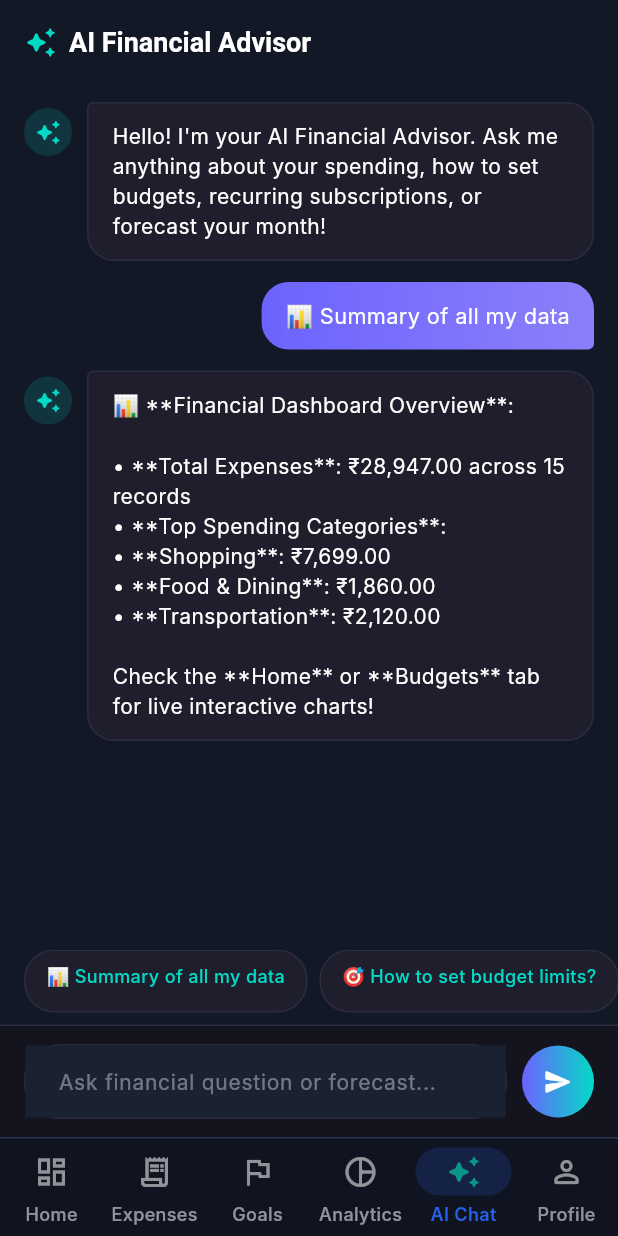
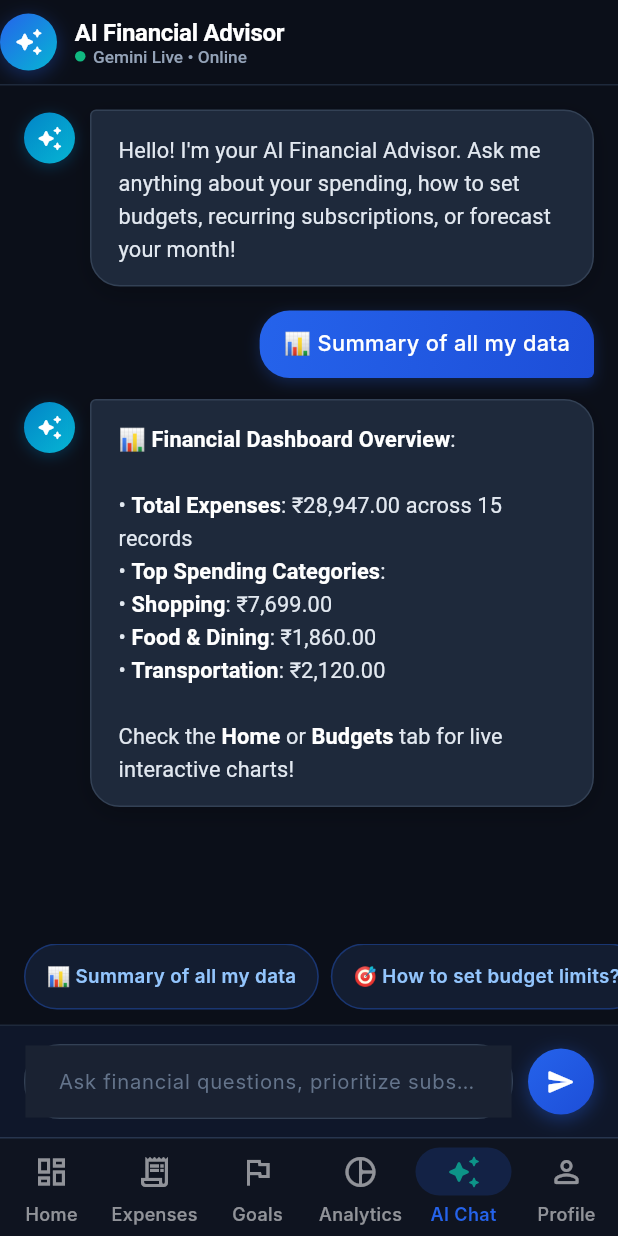
Before and after one commit to sadhanachaudhary/AI-Finance-Assistant, a Flutter app: the AiChatScreen screen opened by its route, after a tap on "📊 Summary of all my data", on a phone screen of 412 x 824 dp. Run offline on Flutter 3.47's test engine with Material 3 defaults, Android fonts, the phone set to English and light mode, and no system bars; our stand-ins replace dio, fl_chart, flutter_riverpod, flutter_secure_storage, freezed_annotation, go_router; accounts and stored records are empty; network calls fail; Roboto replaces fonts that are missing (Inter).

Commit message:
feat(ui): redesign AI chat with premium Blue & White natural aesthetic, rich markdown rendering and empathetic personality

```diff
--- a/mobile/lib/features/ai_assistant/ui/ai_chat_screen.dart
+++ b/mobile/lib/features/ai_assistant/ui/ai_chat_screen.dart
@@ -304,13 +304,74 @@ class _AiChatScreenState extends ConsumerState<AiChatScreen> {
   @override
   Widget build(BuildContext context) {
     return Scaffold(
+      backgroundColor: const Color(0xFF0B0F19),
       appBar: AppBar(
-        title: const Row(
+        backgroundColor: const Color(0xFF0B0F19),
+        elevation: 0,
+        titleSpacing: 0,
+        title: Row(
           children: [
-            Icon(Icons.auto_awesome_rounded, color: Color(0xFF03DAC6), size: 22),
-            SizedBox(width: 8),
-            Text('AI Financial Advisor'),
+            Container(
+              width: 38,
+              height: 38,
+              decoration: BoxDecoration(
+                gradient: const LinearGradient(
+                  colors: [Color(0xFF2563EB), Color(0xFF06B6D4)],
+                  begin: Alignment.topLeft,
+                  end: Alignment.bottomRight,
+                ),
+                shape: BoxShape.circle,
+                boxShadow: [
+                  BoxShadow(
+                    color: const Color(0xFF2563EB).withValues(alpha: 0.35),
+                    blurRadius: 10,
+                    offset: const Offset(0, 3),
+                  ),
+                ],
+              ),
+              child: const Icon(Icons.auto_awesome_rounded, color: Colors.white, size: 20),
+            ),
+            const SizedBox(width: 12),
+            Column(
+              crossAxisAlignment: CrossAxisAlignment.start,
+              children: [
+                const Text(
+                  'AI Financial Advisor',
+                  style: TextStyle(
+                    fontSize: 16,
+                    fontWeight: FontWeight.w700,
+                    color: Colors.white,
+                    letterSpacing: -0.2,
+                  ),
+                ),
+                Row(
+                  children: [
+                    Container(
+                      width: 7,
+                      height: 7,
+                      decoration: const BoxDecoration(
+                        color: Color(0xFF10B981),
+                        shape: BoxShape.circle,
+                      ),
+                    ),
+                    const SizedBox(width: 5),
+                    const Text(
+                      'Gemini Live • Online',
+                      style: TextStyle(
+                        fontSize: 11.5,
+                        color: Color(0xFF94A3B8),
+                        fontWeight: FontWeight.w500,
+                      ),
+                    ),
+                  ],
+                ),
+              ],
+            ),
           ],
+        ),
+        bottom: PreferredSize(
+          preferredSize: const Size.fromHeight(1),
+          child: Container(color: const Color(0xFF1E293B), height: 1),
         ),
       ),
       body: Column(
@@ -319,7 +380,7 @@ class _AiChatScreenState extends ConsumerState<AiChatScreen> {
           Expanded(
             child: ListView.builder(
               controller: _scrollController,
-              padding: const EdgeInsets.symmetric(horizontal: 16, vertical: 12),
+              padding: const EdgeInsets.symmetric(horizontal: 16, vertical: 16),
               itemCount: _messages.length,
               itemBuilder: (context, index) {
                 final message = _messages[index];
@@ -333,10 +394,11 @@ class _AiChatScreenState extends ConsumerState<AiChatScreen> {
               child: Row(
                 children: [
                   Container(
-                    padding: const EdgeInsets.all(8),
+                    padding: const EdgeInsets.symmetric(horizontal: 14, vertical: 10),
                     decoration: BoxDecoration(
-                      color: const Color(0xFF1E1E1E),
-                      borderRadius: BorderRadius.circular(12),
+                      color: const Color(0xFF1E293B),
+                      borderRadius: BorderRadius.circular(16),
+                      border: Border.all(color: const Color(0xFF334155)),
                     ),
                     child: const Row(
                       mainAxisSize: MainAxisSize.min,
@@ -344,10 +406,13 @@ class _AiChatScreenState extends ConsumerState<AiChatScreen> {
                         SizedBox(
                           width: 14,
                           height: 14,
-                          child: CircularProgressIndicator(strokeWidth: 2, color: Color(0xFF03DAC6)),
+                          child: CircularProgressIndicator(strokeWidth: 2, color: Color(0xFF38BDF8)),
                         ),
-                        SizedBox(width: 8),
-                        Text('AI Advisor is thinking...', style: TextStyle(color: Colors.white54, fontSize: 12)),
+                        SizedBox(width: 10),
+                        Text(
+                          'Advisor is formulating insights...',
+                          style: TextStyle(color: Color(0xFF94A3B8), fontSize: 13, fontWeight: FontWeight.w500),
+                        ),
                       ],
                     ),
                   ),
@@ -356,8 +421,8 @@ class _AiChatScreenState extends ConsumerState<AiChatScreen> {
             ),
           // Quick prompt chips
           Container(
-            height: 42,
-            margin: const EdgeInsets.only(bottom: 8),
+            height: 44,
+            margin: const EdgeInsets.only(bottom: 10),
             child: ListView.separated(
               scrollDirection: Axis.horizontal,
               padding: const EdgeInsets.symmetric(horizontal: 16),
@@ -367,17 +432,23 @@ class _AiChatScreenState extends ConsumerState<AiChatScreen> {
                 final prompt = _suggestedPrompts[index];
                 return InkWell(
                   onTap: () => _sendMessage(prompt),
-                  borderRadius: BorderRadius.circular(20),
+                  borderRadius: BorderRadius.circular(22),
                   child: Container(
                     padding: const EdgeInsets.symmetric(horizontal: 14, vertical: 8),
                     decoration: BoxDecoration(
-                      color: const Color(0xFF1E1E2C),
-                      borderRadius: BorderRadius.circular(20),
-                      border: Border.all(color: const Color(0xFF2C2C3E)),
+                      color: const Color(0xFF131D31),
+                      borderRadius: BorderRadius.circular(22),
+                      border: Border.all(color: const Color(0xFF2563EB).withValues(alpha: 0.35)),
                     ),
-                    child: Text(
-                      prompt,
-                      style: const TextStyle(fontSize: 12, color: Color(0xFF03DAC6), fontWeight: FontWeight.w500),
+                    child: Center(
+                      child: Text(
+                        prompt,
+                        style: const TextStyle(
+                          fontSize: 12.5,
+                          color: Color(0xFF93C5FD),
+                          fontWeight: FontWeight.w600,
+                        ),
+                      ),
                     ),
                   ),
                 );
@@ -388,8 +459,8 @@ class _AiChatScreenState extends ConsumerState<AiChatScreen> {
           Container(
             padding: const EdgeInsets.symmetric(horizontal: 16, vertical: 12),
             decoration: const BoxDecoration(
-              color: Color(0xFF14141E),
-              border: Border(top: BorderSide(color: Color(0xFF2C2C3E), width: 1)),
+              color: Color(0xFF0F172A),
+              border: Border(top: BorderSide(color: Color(0xFF1E293B), width: 1)),
             ),
             child: SafeArea(
               child: Row(
@@ -397,18 +468,18 @@ class _AiChatScreenState extends ConsumerState<AiChatScreen> {
                   Expanded(
                     child: Container(
                       decoration: BoxDecoration(
-                        color: const Color(0xFF1E1E2C),
+                        color: const Color(0xFF1E293B),
                         borderRadius: BorderRadius.circular(24),
-                        border: Border.all(color: const Color(0xFF2C2C3E)),
+                        border: Border.all(color: const Color(0xFF334155)),
                       ),
                       child: TextField(
                         controller: _textController,
-                        style: const TextStyle(color: Colors.white, fontSize: 15),
+                        style: const TextStyle(color: Colors.white, fontSize: 14.5),
                         textInputAction: TextInputAction.send,
                         onSubmitted: _sendMessage,
                         decoration: const InputDecoration(
-                          hintText: 'Ask financial question or forecast...',
-                          hintStyle: TextStyle(color: Colors.white38, fontSize: 14),
+                          hintText: 'Ask financial questions, prioritize subs, or budget...',
+                          hintStyle: TextStyle(color: Color(0xFF64748B), fontSize: 13.5),
                           contentPadding: EdgeInsets.symmetric(horizontal: 18, vertical: 12),
                           border: InputBorder.none,
                           enabledBorder: InputBorder.none,
@@ -419,11 +490,22 @@ class _AiChatScreenState extends ConsumerState<AiChatScreen> {
                   ),
                   const SizedBox(width: 10),
                   Container(
-                    decoration: const BoxDecoration(
+                    width: 44,
+                    height: 44,
+                    decoration: BoxDecoration(
                       shape: BoxShape.circle,
-                      gradient: LinearGradient(
-                        colors: [Color(0xFF6C63FF), Color(0xFF03DAC6)],
+                      gradient: const LinearGradient(
+                        colors: [Color(0xFF2563EB), Color(0xFF1D4ED8)],
+                        begin: Alignment.topLeft,
+                        end: Alignment.bottomRight,
                       ),
+                      boxShadow: [
+                        BoxShadow(
+                          color: const Color(0xFF2563EB).withValues(alpha: 0.4),
+                          blurRadius: 10,
+                          offset: const Offset(0, 3),
+                        ),
+                      ],
                     ),
                     child: IconButton(
                       icon: const Icon(Icons.send_rounded, color: Colors.white, size: 20),
@@ -452,18 +534,32 @@ class _AiChatScreenState extends ConsumerState<AiChatScreen> {
                 padding: const EdgeInsets.symmetric(horizontal: 16, vertical: 12),
                 decoration: BoxDecoration(
                   gradient: const LinearGradient(
-                    colors: [Color(0xFF6C63FF), Color(0xFF8B80F9)],
+                    colors: [Color(0xFF2563EB), Color(0xFF1D4ED8)],
+                    begin: Alignment.topLeft,
+                    end: Alignment.bottomRight,
                   ),
                   borderRadius: const BorderRadius.only(
-                    topLeft: Radius.circular(18),
-                    topRight: Radius.circular(18),
-                    bottomLeft: Radius.circular(18),
+                    topLeft: Radius.circular(20),
+                    topRight: Radius.circular(20),
+                    bottomLeft: Radius.circular(20),
                     bottomRight: Radius.circular(4),
                   ),
+                  boxShadow: [
+                    BoxShadow(
+                      color: const Color(0xFF2563EB).withValues(alpha: 0.25),
+                      blurRadius: 8,
+                      offset: const Offset(0, 3),
+                    ),
+                  ],
                 ),
                 child: Text(
                   msg.text,
-                  style: const TextStyle(color: Colors.white, fontSize: 14.5),
+                  style: const TextStyle(
+                    color: Colors.white,
+                    fontSize: 14.5,
+                    fontWeight: FontWeight.w500,
+                    height: 1.4,
+                  ),
                 ),
               ),
             ),
@@ -473,42 +569,121 @@ class _AiChatScreenState extends ConsumerState<AiChatScreen> {
     }
 
     return Padding(
-      padding: const EdgeInsets.only(bottom: 14),
+      padding: const EdgeInsets.only(bottom: 16),
       child: Row(
         mainAxisAlignment: MainAxisAlignment.start,
         crossAxisAlignment: CrossAxisAlignment.start,
         children: [
           Container(
-            width: 32,
-            height: 32,
-            margin: const EdgeInsets.only(right: 10, top: 4),
+            width: 34,
+            height: 34,
+            margin: const EdgeInsets.only(right: 10, top: 2),
             decoration: BoxDecoration(
-              color: const Color(0xFF03DAC6).withValues(alpha: 0.15),
+              gradient: const LinearGradient(
+                colors: [Color(0xFF0284C7), Color(0xFF06B6D4)],
+                begin: Alignment.topLeft,
+                end: Alignment.bottomRight,
+              ),
               shape: BoxShape.circle,
+              boxShadow: [
+                BoxShadow(
+                  color: const Color(0xFF0284C7).withValues(alpha: 0.3),
+                  blurRadius: 8,
+                  offset: const Offset(0, 2),
+                ),
+              ],
             ),
-            child: const Icon(Icons.auto_awesome_rounded, color: Color(0xFF03DAC6), size: 18),
+            child: const Icon(Icons.auto_awesome_rounded, color: Colors.white, size: 18),
           ),
           Flexible(
             child: Container(
-              padding: const EdgeInsets.symmetric(horizontal: 16, vertical: 12),
+              padding: const EdgeInsets.symmetric(horizontal: 18, vertical: 14),
               decoration: BoxDecoration(
-                color: const Color(0xFF1E1E2C),
+                color: const Color(0xFF1E293B),
                 borderRadius: const BorderRadius.only(
                   topLeft: Radius.circular(4),
-                  topRight: Radius.circular(18),
-                  bottomLeft: Radius.circular(18),
-                  bottomRight: Radius.circular(18),
+                  topRight: Radius.circular(20),
+                  bottomLeft: Radius.circular(20),
+                  bottomRight: Radius.circular(20),
                 ),
-                border: Border.all(color: const Color(0xFF2C2C3E)),
+                border: Border.all(color: const Color(0xFF334155)),
+                boxShadow: [
+                  BoxShadow(
+                    color: Colors.black.withValues(alpha: 0.2),
+                    blurRadius: 12,
+                    offset: const Offset(0, 4),
+                  ),
+                ],
               ),
-              child: Text(
-                msg.text,
-                style: const TextStyle(color: Colors.white, fontSize: 14, height: 1.45),
-              ),
+              child: _buildFormattedText(msg.text),
             ),
           ),
         ],
       ),
     );
   }
+
+  Widget _buildFormattedText(String content) {
+    final spans = <TextSpan>[];
+    final lines = content.split('\n');
+
+    for (int i = 0; i < lines.length; i++) {
+      final line = lines[i];
+
+      if (line.startsWith('### ') || line.startsWith('## ') || line.startsWith('# ')) {
+        final headingText = line.replaceAll(RegExp(r'^#+\s*'), '');
+        spans.add(
+          TextSpan(
+            text: '$headingText\n',
+            style: const TextStyle(
+              color: Color(0xFF60A5FA),
+              fontSize: 15,
+              fontWeight: FontWeight.w700,
+              height: 1.6,
+            ),
+          ),
+        );
+      } else if (line.trim().startsWith('•') || line.trim().startsWith('-') || line.trim().startsWith('*')) {
+        _parseInlineMarkdown(line, spans, isBullet: true);
+        spans.add(const TextSpan(text: '\n'));
+      } else {
+        _parseInlineMarkdown(line, spans, isBullet: false);
+        if (i < lines.length - 1) {
+          spans.add(const TextSpan(text: '\n'));
+        }
+      }
+    }
+
+    return RichText(
+      text: TextSpan(
+        style: const TextStyle(
+          color: Color(0xFFF1F5F9),
+          fontSize: 14.5,
+          height: 1.5,
+          letterSpacing: 0.1,
+        ),
+        children: spans,
+      ),
+    );
+  }
+
+  void _parseInlineMarkdown(String text, List<TextSpan> spans, {bool isBullet = false}) {
+    final parts = text.split('**');
+    for (int j = 0; j < parts.length; j++) {
+      final part = parts[j];
+      if (part.isEmpty) continue;
+
+      final isBold = j % 2 == 1;
+      spans.add(
+        TextSpan(
+          text: part,
+          style: TextStyle(
+            color: isBold ? Colors.white : const Color(0xFFE2E8F0),
+            fontWeight: isBold ? FontWeight.w700 : FontWeight.w400,
+            fontSize: 14.5,
+          ),
+        ),
+      );
+    }
+  }
 }
```
Also changed, not shown: 1 other file.
